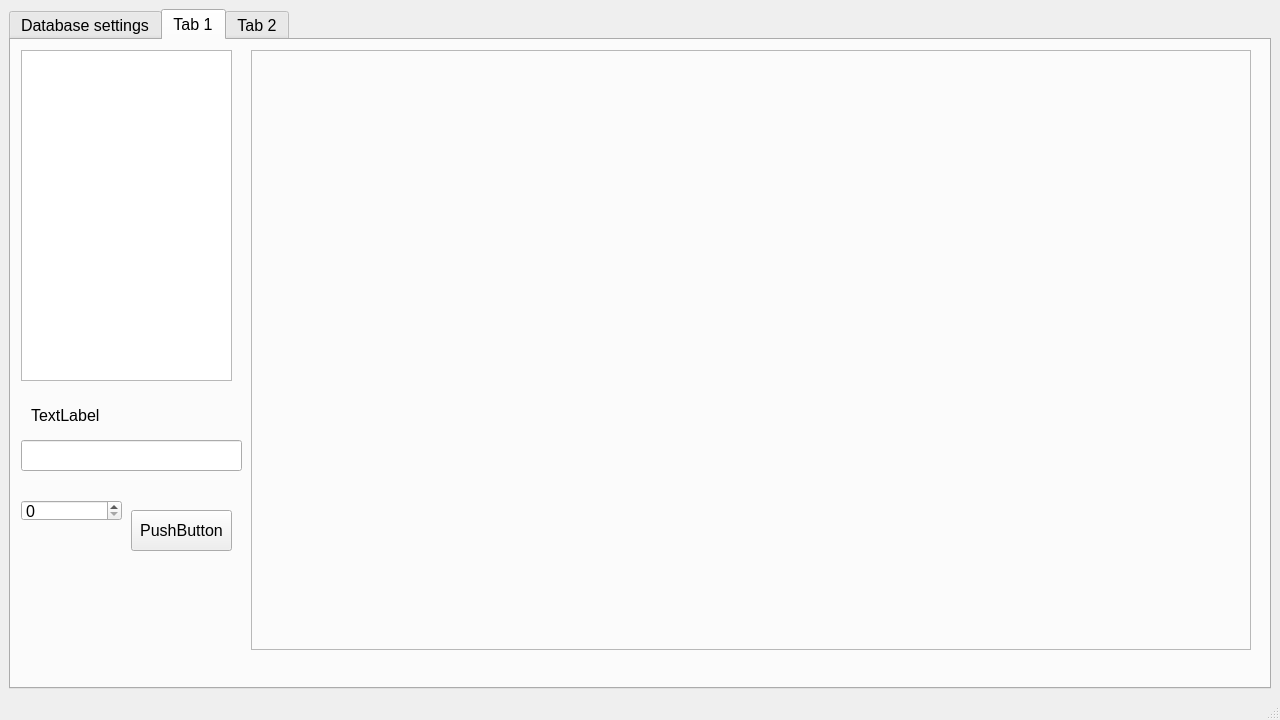
Above: uis/mainWindow.ui from JakubBurczyk/AD_SpotifyAnalyzer before the change. Below: the same form after it.
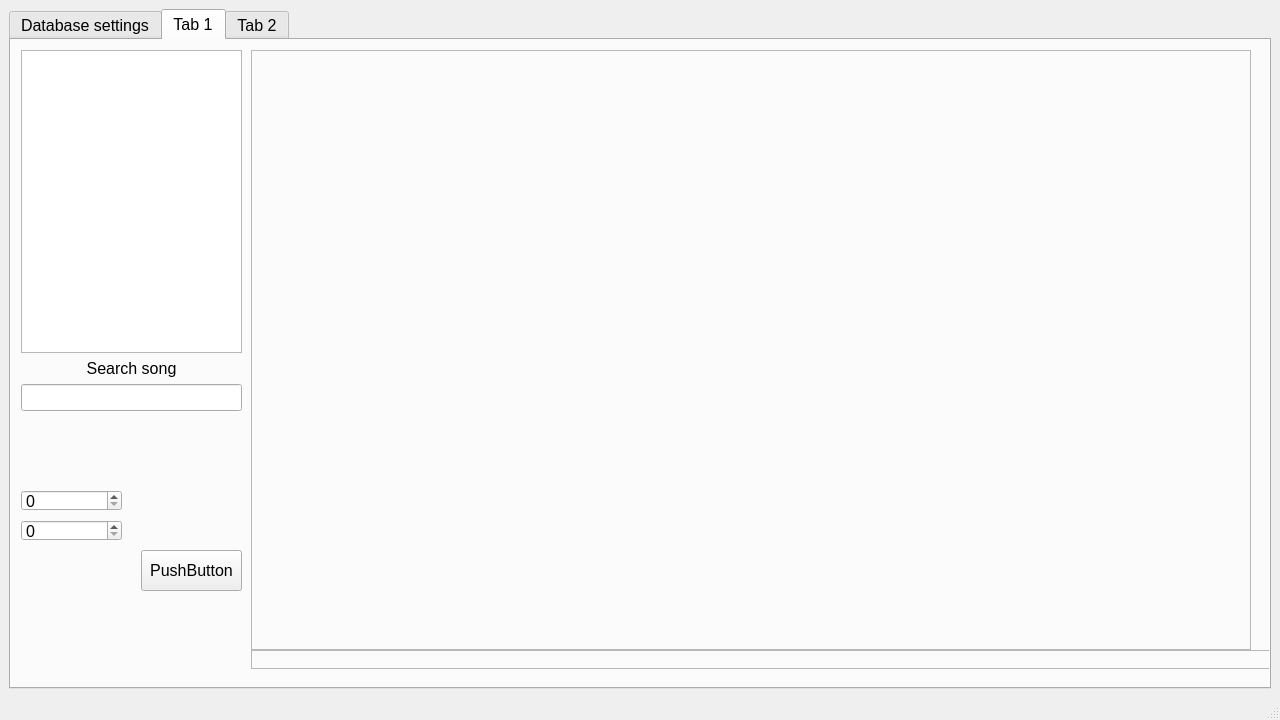
That is the form after the change. The open tabs and pages were chosen to show the change.

```diff
--- a/uis/mainWindow.ui
+++ b/uis/mainWindow.ui
@@ -350,8 +350,8 @@
        <widget class="QPushButton" name="pushButton">
         <property name="geometry">
          <rect>
-          <x>120</x>
-          <y>470</y>
+          <x>130</x>
+          <y>510</y>
           <width>101</width>
           <height>41</height>
          </rect>
@@ -360,37 +360,6 @@
          <string>PushButton</string>
         </property>
        </widget>
-       <widget class="QListWidget" name="listWidget">
-        <property name="geometry">
-         <rect>
-          <x>10</x>
-          <y>10</y>
-          <width>211</width>
-          <height>331</height>
-         </rect>
-        </property>
-        <property name="editTriggers">
-         <set>QAbstractItemView::CurrentChanged|QAbstractItemView::DoubleClicked|QAbstractItemView::EditKeyPressed|QAbstractItemView::SelectedClicked</set>
-        </property>
-        <property name="alternatingRowColors">
-         <bool>true</bool>
-        </property>
-        <property name="isWrapping" stdset="0">
-         <bool>false</bool>
-        </property>
-        <property name="wordWrap">
-         <bool>false</bool>
-        </property>
-        <property name="selectionRectVisible">
-         <bool>false</bool>
-        </property>
-        <property name="currentRow">
-         <number>-1</number>
-        </property>
-        <property name="sortingEnabled">
-         <bool>true</bool>
-        </property>
-       </widget>
        <widget class="QFrame" name="verticalFrame">
         <property name="geometry">
          <rect>
@@ -414,38 +383,100 @@
         </property>
         <layout class="QVBoxLayout" name="plot1"/>
        </widget>
-       <widget class="QLabel" name="label">
+       <widget class="QSpinBox" name="spinBox_year_start">
         <property name="geometry">
          <rect>
-          <x>20</x>
-          <y>360</y>
-          <width>141</width>
-          <height>31</height>
+          <x>10</x>
+          <y>450</y>
+          <width>101</width>
+          <height>21</height>
          </rect>
         </property>
-        <property name="text">
-         <string>TextLabel</string>
+       </widget>
+       <widget class="QSpinBox" name="spinBox_year_end">
+        <property name="geometry">
+         <rect>
+          <x>10</x>
+          <y>480</y>
+          <width>101</width>
+          <height>21</height>
+         </rect>
         </property>
        </widget>
-       <widget class="QLineEdit" name="lineEdit">
+       <widget class="QWidget" name="verticalLayoutWidget_3">
         <property name="geometry">
          <rect>
           <x>10</x>
-          <y>400</y>
+          <y>10</y>
           <width>221</width>
-          <height>31</height>
+          <height>361</height>
          </rect>
         </property>
+        <layout class="QVBoxLayout" name="verticalLayout_2">
+         <item>
+          <widget class="QListWidget" name="listWidget">
+           <property name="font">
+            <font>
+             <family>Cascadia Mono</family>
+             <pointsize>8</pointsize>
+            </font>
+           </property>
+           <property name="editTriggers">
+            <set>QAbstractItemView::CurrentChanged|QAbstractItemView::DoubleClicked|QAbstractItemView::EditKeyPressed|QAbstractItemView::SelectedClicked</set>
+           </property>
+           <property name="alternatingRowColors">
+            <bool>true</bool>
+           </property>
+           <property name="isWrapping" stdset="0">
+            <bool>false</bool>
+           </property>
+           <property name="wordWrap">
+            <bool>false</bool>
+           </property>
+           <property name="selectionRectVisible">
+            <bool>false</bool>
+           </property>
+           <property name="currentRow">
+            <number>-1</number>
+           </property>
+           <property name="sortingEnabled">
+            <bool>true</bool>
+           </property>
+          </widget>
+         </item>
+         <item>
+          <widget class="QLabel" name="label">
+           <property name="text">
+            <string>Search song</string>
+           </property>
+           <property name="alignment">
+            <set>Qt::AlignCenter</set>
+           </property>
+          </widget>
+         </item>
+         <item>
+          <widget class="QLineEdit" name="lineEdit_search"/>
+         </item>
+        </layout>
        </widget>
-       <widget class="QSpinBox" name="spinBox">
+       <widget class="QLabel" name="label_song">
         <property name="geometry">
          <rect>
-          <x>10</x>
-          <y>460</y>
-          <width>101</width>
-          <height>21</height>
+          <x>240</x>
+          <y>610</y>
+          <width>1111</width>
+          <height>19</height>
          </rect>
         </property>
+        <property name="frameShape">
+         <enum>QFrame::StyledPanel</enum>
+        </property>
+        <property name="frameShadow">
+         <enum>QFrame::Sunken</enum>
+        </property>
+        <property name="text">
+         <string/>
+        </property>
        </widget>
       </widget>
       <widget class="QWidget" name="tab_2">
```
Left out of the diff: 11 changed lines with no effect on the pictures.
